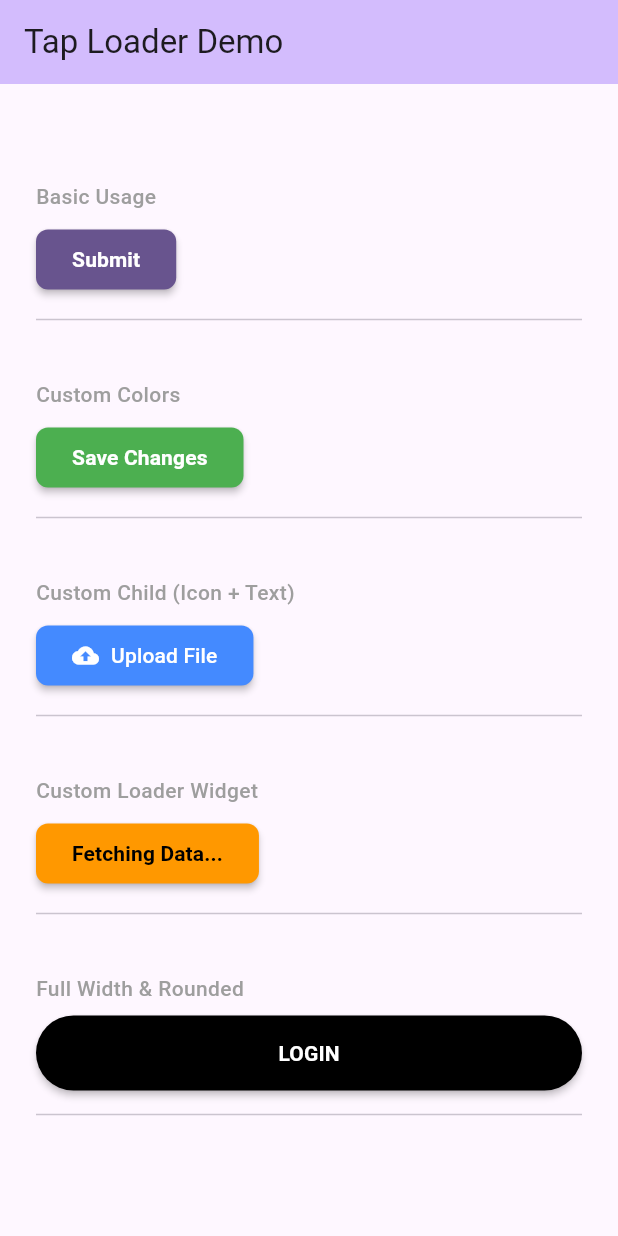
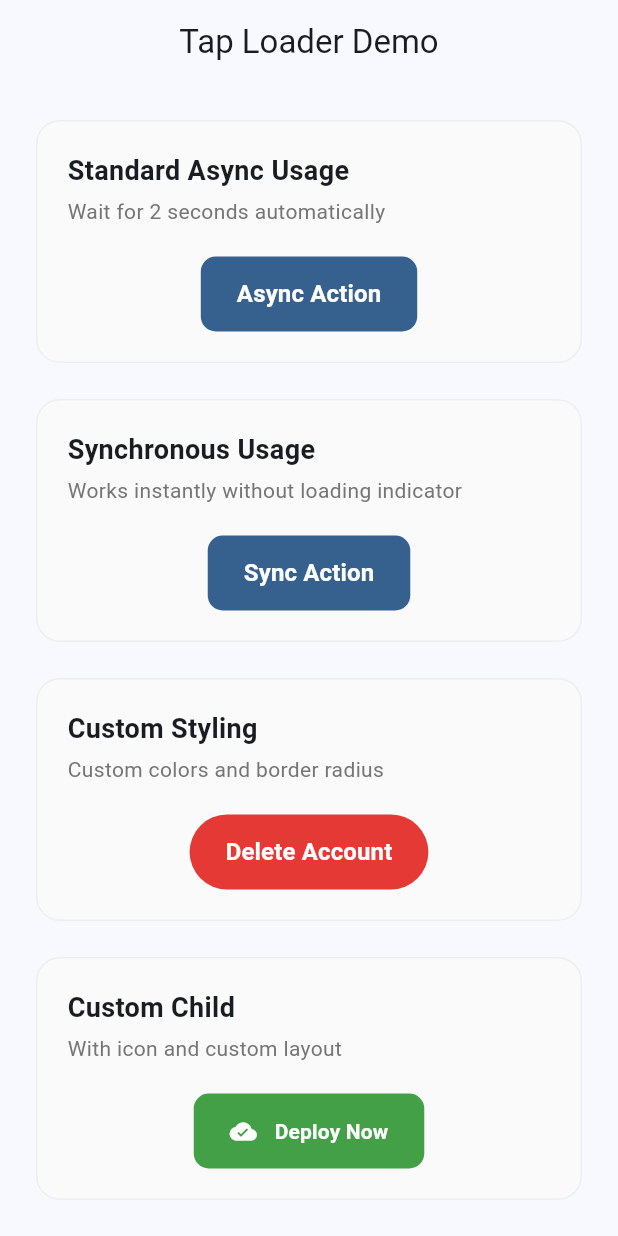
Before and after one commit to Pranav2918/tap_loader, a Flutter app: the screen it shows after launch, on a phone screen of 412 x 824 dp. Run offline on Flutter 3.47's test engine with Material 3 defaults, Android fonts, the phone set to English and light mode, and no system bars.

Commit message:
feat: Add external loading control, haptic feedback, long press, and improved customization to TapLoaderButton.

```diff
--- a/example/lib/main.dart
+++ b/example/lib/main.dart
@@ -12,8 +12,9 @@ class MyApp extends StatelessWidget {
   Widget build(BuildContext context) {
     return MaterialApp(
       title: 'Tap Loader Demo',
+      debugShowCheckedModeBanner: false,
       theme: ThemeData(
-        colorScheme: ColorScheme.fromSeed(seedColor: Colors.deepPurple),
+        colorScheme: ColorScheme.fromSeed(seedColor: Colors.blue),
         useMaterial3: true,
       ),
       home: const MyHomePage(),
@@ -21,98 +22,143 @@ class MyApp extends StatelessWidget {
   }
 }
 
-class MyHomePage extends StatelessWidget {
+class MyHomePage extends StatefulWidget {
   const MyHomePage({super.key});
+
+  @override
+  State<MyHomePage> createState() => _MyHomePageState();
+}
+
+class _MyHomePageState extends State<MyHomePage> {
+  bool _manualLoading = false;
 
   @override
   Widget build(BuildContext context) {
     return Scaffold(
       appBar: AppBar(
         title: const Text('Tap Loader Demo'),
-        backgroundColor: Theme.of(context).colorScheme.inversePrimary,
+        centerTitle: true,
+        elevation: 0,
       ),
-      body: Center(
-        child: SingleChildScrollView(
+      body: SingleChildScrollView(
         padding: const EdgeInsets.all(24.0),
         child: Column(
-            mainAxisAlignment: MainAxisAlignment.center,
           children: [
-             // Basic usage
+            // Standard Usage
             _Section(
-                title: 'Basic Usage',
+              title: 'Standard Async Usage',
+              description: 'Wait for 2 seconds automatically',
               child: TapLoaderButton(
-                  text: 'Submit',
+                text: 'Async Action',
                 onTap: () async {
                   await Future.delayed(const Duration(seconds: 2));
                 },
               ),
             ),
 
-              // Custom Colors
+            // Synchronous Usage
             _Section(
-                title: 'Custom Colors',
+              title: 'Synchronous Usage',
+              description: 'Works instantly without loading indicator',
               child: TapLoaderButton(
-                  text: 'Save Changes',
-                  buttonColor: Colors.green,
+                text: 'Sync Action',
+                onTap: () {
+                  ScaffoldMessenger.of(context).showSnackBar(
+                    const SnackBar(content: Text('Instant click!')),
+                  );
+                },
+              ),
+            ),
+
+            // Custom Styling
+            _Section(
+              title: 'Custom Styling',
+              description: 'Custom colors and border radius',
+              child: TapLoaderButton(
+                text: 'Delete Account',
+                backgroundColor: Colors.red.shade600,
+                loadingBackgroundColor: Colors.red.shade900,
                 textColor: Colors.white,
-                  loaderColor: Colors.white,
+                borderRadius: 30,
                 onTap: () async {
                   await Future.delayed(const Duration(seconds: 2));
                 },
               ),
             ),
 
-              // Custom Child with Icon
+            // Complex Child
             _Section(
-                title: 'Custom Child (Icon + Text)',
+              title: 'Custom Child',
+              description: 'With icon and custom layout',
               child: TapLoaderButton(
-                  buttonColor: Colors.blueAccent,
+                backgroundColor: Colors.green.shade600,
                 onTap: () async {
                   await Future.delayed(const Duration(seconds: 2));
                 },
                 child: const Row(
                   mainAxisSize: MainAxisSize.min,
                   children: [
-                      Icon(Icons.cloud_upload, color: Colors.white),
-                      SizedBox(width: 8),
-                      Text('Upload File', style: TextStyle(color: Colors.white)),
+                    Icon(Icons.cloud_done, color: Colors.white),
+                    SizedBox(width: 12),
+                    Text(
+                      'Deploy Now',
+                      style: TextStyle(
+                        color: Colors.white,
+                        fontWeight: FontWeight.bold,
+                      ),
+                    ),
                   ],
                 ),
               ),
             ),
 
-              // Custom Loader
+            // External Control
             _Section(
-                title: 'Custom Loader Widget',
+              title: 'External Control',
+              description: 'Controlled by external state',
+              child: Column(
+                children: [
+                  TapLoaderButton(
+                    text: _manualLoading ? 'Stop Loading' : 'Start Loading',
+                    isLoading: _manualLoading,
+                    backgroundColor: Colors.orange,
+                    onTap: () {
+                      setState(() {
+                        _manualLoading = !_manualLoading;
+                      });
+                    },
+                  ),
+                  const SizedBox(height: 8),
+                  TextButton(
+                    onPressed: () => setState(() => _manualLoading = false),
+                    child: const Text('Reset Loader'),
+                  ),
+                ],
+              ),
+            ),
+
+            // Custom Indicator
+            _Section(
+              title: 'Custom Indicator',
+              description: 'Use a different progress widget',
               child: TapLoaderButton(
-                  text: 'Fetching Data...',
-                  buttonColor: Colors.orange,
-                  loaderWidget: const CircularProgressIndicator(
+                text: 'Synchronizing...',
+                indicatorWidget: const SizedBox(
+                  height: 18,
+                  width: 18,
+                  child: CircularProgressIndicator(
+                    strokeWidth: 2,
                     color: Colors.white,
-                    strokeWidth: 2,
+                  ),
                 ),
                 onTap: () async {
-                    await Future.delayed(const Duration(seconds: 2));
+                  await Future.delayed(const Duration(seconds: 3));
                 },
               ),
             ),
 
-              // Full Width
-              _Section(
-                title: 'Full Width & Rounded',
-                child: TapLoaderButton(
-                  text: 'LOGIN',
-                  width: double.infinity,
-                  height: 50,
-                  borderRadius: 25,
-                  buttonColor: Colors.black,
-                  onTap: () async {
-                    await Future.delayed(const Duration(seconds: 2));
-                  },
-                ),
-              ),
+            const SizedBox(height: 40),
           ],
-          ),
         ),
       ),
     );
@@ -121,21 +167,46 @@ class MyHomePage extends StatelessWidget {
 
 class _Section extends StatelessWidget {
   final String title;
+  final String description;
   final Widget child;
 
-  const _Section({required this.title, required this.child});
+  const _Section({
+    required this.title,
+    required this.description,
+    required this.child,
+  });
 
   @override
   Widget build(BuildContext context) {
-    return Padding(
-      padding: const EdgeInsets.symmetric(vertical: 12.0),
+    return Container(
+      width: double.infinity,
+      margin: const EdgeInsets.only(bottom: 24.0),
+      padding: const EdgeInsets.all(20.0),
+      decoration: BoxDecoration(
+        color: Colors.grey.shade50,
+        borderRadius: BorderRadius.circular(16),
+        border: Border.all(color: Colors.grey.shade200),
+      ),
       child: Column(
         crossAxisAlignment: CrossAxisAlignment.start,
         children: [
-          Text(title, style: const TextStyle(fontWeight: FontWeight.w500, color: Colors.grey)),
-          const SizedBox(height: 8),
-          child,
-          const Divider(height: 32),
+          Text(
+            title,
+            style: const TextStyle(
+              fontSize: 18,
+              fontWeight: FontWeight.bold,
+            ),
+          ),
+          const SizedBox(height: 4),
+          Text(
+            description,
+            style: TextStyle(
+              fontSize: 14,
+              color: Colors.grey.shade600,
+            ),
+          ),
+          const SizedBox(height: 20),
+          Center(child: child),
         ],
       ),
     );
--- a/lib/src/tap_loader_button.dart
+++ b/lib/src/tap_loader_button.dart
@@ -1,25 +1,34 @@
+import 'dart:async';
+
 import 'package:flutter/cupertino.dart';
 import 'package:flutter/material.dart';
+import 'package:flutter/services.dart';
 
-/// A production-ready Flutter button that automatically shows a loading
-/// indicator during asynchronous tasks.
+/// A professional, production-ready button that handles asynchronous operations
+/// with an integrated loading state and customizable styling.
 class TapLoaderButton extends StatefulWidget {
-  /// The callback that is called when the button is tapped.
-  /// If this callback returns a [Future], the button will show a loading
+  /// The callback that is executed when the button is tapped.
+  /// If this returns a [Future], the button automatically shows a loading
   /// indicator until the future completes.
-  final Future<void> Function()? onTap;
+  final FutureOr<void> Function()? onTap;
 
-  /// The text to display on the button. Used if [child] is null.
+  /// Optional callback for when the button is long-pressed.
+  final VoidCallback? onLongPress;
+
+  /// The text to display on the button.
+  /// Used only if [child] is not provided.
   final String? text;
 
   /// A custom widget to display as the button's content.
+  /// If provided, this overrides the [text] property.
   final Widget? child;
 
-  /// The color of the button.
-  final Color? buttonColor;
+  /// The background color of the button.
+  final Color? backgroundColor;
 
-  /// The color of the loader.
-  final Color? loaderColor;
+  /// The color of the loading indicator.
+  /// Defaults to the text color if not provided.
+  final Color? indicatorColor;
 
   /// The color of the text.
   final Color? textColor;
@@ -39,63 +48,96 @@ class TapLoaderButton extends StatefulWidget {
   /// The elevation of the button.
   final double elevation;
 
-  /// The padding of the button.
+  /// The internal padding of the button.
   final EdgeInsetsGeometry? padding;
 
-  /// The size of the loader.
-  final double loaderSize;
+  /// The size of the loading indicator.
+  final double indicatorSize;
 
-  /// A custom loader widget to display instead of the default
-  /// [CupertinoActivityIndicator].
-  final Widget? loaderWidget;
+  /// A custom widget to display as the loading indicator.
+  /// If not provided, a [CupertinoActivityIndicator] is used.
+  final Widget? indicatorWidget;
 
-  /// The duration of the transition animation.
+  /// The duration of the transition animation between normal and loading states.
   final Duration animationDuration;
 
-  /// The color of the button when it is disabled or loading.
-  final Color? disabledColor;
+  /// The background color when the button is disabled.
+  final Color? disabledBackgroundColor;
+
+  /// The background color while the button is in the loading state.
+  /// If null, it will use the [backgroundColor] or the theme's primary color.
+  final Color? loadingBackgroundColor;
+
+  /// Controls whether the button is enabled.
+  /// If false, the button will be disabled regardless of the [onTap] value.
+  final bool enabled;
+
+  /// External control for the loading state.
+  /// If provided, this value determines if the button stays in the loading state.
+  final bool? isLoading;
+
+  /// Whether to trigger haptic feedback when the button is tapped.
+  final bool hapticFeedback;
 
   /// Creates a [TapLoaderButton].
   const TapLoaderButton({
     super.key,
     this.onTap,
+    this.onLongPress,
     this.text,
     this.child,
-    this.buttonColor,
-    this.loaderColor,
+    this.backgroundColor,
+    this.indicatorColor,
     this.textColor,
     this.textStyle,
     this.height,
     this.width,
-    this.borderRadius = 8.0,
-    this.elevation = 2.0,
+    this.borderRadius = 10.0,
+    this.elevation = 0.0,
     this.padding,
-    this.loaderSize = 20.0,
-    this.loaderWidget,
-    this.animationDuration = const Duration(milliseconds: 300),
-    this.disabledColor,
-  }) : assert(text != null || child != null, 'Either text or child must be provided');
+    this.indicatorSize = 20.0,
+    this.indicatorWidget,
+    this.animationDuration = const Duration(milliseconds: 200),
+    this.disabledBackgroundColor,
+    this.loadingBackgroundColor,
+    this.enabled = true,
+    this.isLoading,
+    this.hapticFeedback = true,
+  }) : assert(text != null || child != null,
+            'Either text or child must be provided');
 
   @override
   State<TapLoaderButton> createState() => _TapLoaderButtonState();
 }
 
 class _TapLoaderButtonState extends State<TapLoaderButton> {
-  bool _isLoading = false;
+  bool _internalIsLoading = false;
+
+  bool get _isLoading => widget.isLoading ?? _internalIsLoading;
 
   Future<void> _handleTap() async {
-    if (_isLoading || widget.onTap == null) return;
+    if (_isLoading || !widget.enabled || widget.onTap == null) return;
 
+    if (widget.hapticFeedback) {
+      HapticFeedback.lightImpact();
+    }
+
+    if (widget.isLoading == null) {
       setState(() {
-      _isLoading = true;
+        _internalIsLoading = true;
       });
+    }
 
     try {
       await widget.onTap!();
+    } catch (e) {
+      // Re-throw the error so it can be handled by the caller or global error handler,
+      // but ensure we've stopped the loader if it was internal.
+      rethrow;
     } finally {
-      if (mounted) {
+      if (mounted && widget.isLoading == null) {
         setState(() {
-          _isLoading = false;
+          _internalIsLoading = false;
         });
       }
     }
@@ -104,71 +146,90 @@ class _TapLoaderButtonState extends State<TapLoaderButton> {
   @override
   Widget build(BuildContext context) {
     final theme = Theme.of(context);
+    final isActuallyEnabled = widget.enabled && widget.onTap != null;
+    final isInteractable = isActuallyEnabled && !_isLoading;
 
-    final bool isActuallyEnabled = widget.onTap != null;
-    final bool isCurrentlyInteractable = isActuallyEnabled && !_isLoading;
-
-    final Color effectiveButtonColor = isActuallyEnabled
-        ? (widget.buttonColor ?? theme.primaryColor)
-        : (widget.disabledColor ?? theme.disabledColor);
+    final Color effectiveBackgroundColor = _isLoading
+        ? (widget.loadingBackgroundColor ??
+            widget.backgroundColor ??
+            theme.primaryColor)
+        : (isActuallyEnabled
+            ? (widget.backgroundColor ?? theme.primaryColor)
+            : (widget.disabledBackgroundColor ?? theme.disabledColor));
 
     final Color effectiveTextColor = widget.textColor ??
-        (ThemeData.estimateBrightnessForColor(effectiveButtonColor) == Brightness.dark
+        (ThemeData.estimateBrightnessForColor(effectiveBackgroundColor) ==
+                Brightness.dark
             ? Colors.white
             : Colors.black);
 
-    final widgetChild = widget.child ?? Text(
+    final widgetChild = widget.child ??
+        Text(
           widget.text ?? '',
-      style: widget.textStyle ?? TextStyle(
+          style: widget.textStyle ??
+              TextStyle(
                 color: effectiveTextColor,
-        fontWeight: FontWeight.bold,
+                fontWeight: FontWeight.w600,
+                fontSize: 16,
               ),
         );
 
-    return SizedBox(
-      height: widget.height,
+    final indicator = widget.indicatorWidget ??
+        CupertinoActivityIndicator(
+          color: widget.indicatorColor ?? effectiveTextColor,
+          radius: widget.indicatorSize / 2,
+        );
+
+    return Semantics(
+      button: true,
+      enabled: isInteractable,
+      child: Container(
+        height: widget.height ?? 50,
         width: widget.width,
+        constraints: const BoxConstraints(minWidth: 88),
         child: ElevatedButton(
-        onPressed: isCurrentlyInteractable ? _handleTap : null,
+          onPressed: isInteractable ? _handleTap : null,
+          onLongPress:
+              isInteractable ? widget.onLongPress : null,
           style: ElevatedButton.styleFrom(
-          backgroundColor: effectiveButtonColor,
+            backgroundColor: effectiveBackgroundColor,
             disabledBackgroundColor: _isLoading
-              ? effectiveButtonColor
-              : (widget.disabledColor ?? theme.disabledColor),
-          elevation: isCurrentlyInteractable ? widget.elevation : 0,
+                ? effectiveBackgroundColor
+                : (widget.disabledBackgroundColor ?? theme.disabledColor),
+            foregroundColor: effectiveTextColor,
+            disabledForegroundColor: effectiveTextColor.withOpacity(0.6),
+            elevation: isInteractable ? widget.elevation : 0,
             padding: widget.padding,
             shape: RoundedRectangleBorder(
               borderRadius: BorderRadius.circular(widget.borderRadius),
             ),
+            splashFactory: NoSplash.splashFactory,
+            animationDuration: widget.animationDuration,
+          ).copyWith(
+            overlayColor: MaterialStateProperty.resolveWith((states) {
+              if (states.contains(MaterialState.pressed)) {
+                return Colors.black.withOpacity(0.05);
+              }
+              return null;
+            }),
           ),
-        child: Stack(
-          alignment: Alignment.center,
-          children: [
-            // Always keep the primary content to maintain the button's size,
-            // but fade it out when the loader is active.
-            AnimatedOpacity(
+          child: AnimatedSwitcher(
             duration: widget.animationDuration,
-              opacity: _isLoading ? 0.0 : 1.0,
-              curve: Curves.easeInOut,
-              child: widgetChild,
-            ),
-
-            // Show the loader on top of the invisible content.
-            AnimatedSwitcher(
-              duration: widget.animationDuration,
+            transitionBuilder: (Widget child, Animation<double> animation) {
+              return FadeTransition(opacity: animation, child: child);
+            },
             child: _isLoading
                 ? SizedBox(
                     key: const ValueKey('loader'),
-                      height: widget.loaderSize,
-                      width: widget.loaderSize,
-                      child: widget.loaderWidget ?? CupertinoActivityIndicator(
-                        color: widget.loaderColor ?? effectiveTextColor,
-                        radius: widget.loaderSize / 2,
+                    height: widget.indicatorSize,
+                    width: widget.indicatorSize,
+                    child: indicator,
+                  )
+                : KeyedSubtree(
+                    key: const ValueKey('content'),
+                    child: widgetChild,
                   ),
-                    )
-                  : const SizedBox.shrink(key: ValueKey('empty')),
           ),
-          ],
         ),
       ),
     );
--- a/pubspec.yaml
+++ b/pubspec.yaml
@@ -1,6 +1,6 @@
 name: tap_loader
 description: A production-ready Flutter package providing a customizable button that automatically shows a loading indicator during async tasks.
-version: 1.0.1
+version: 1.1.0
 homepage: https://github.com/Pranav2918/tap_loader
 repository: https://github.com/Pranav2918/tap_loader
 issue_tracker: https://github.com/Pranav2918/tap_loader/issues
```
Also changed, not shown: 3 other files. Lines whose indentation alone changed are shown as unchanged.
